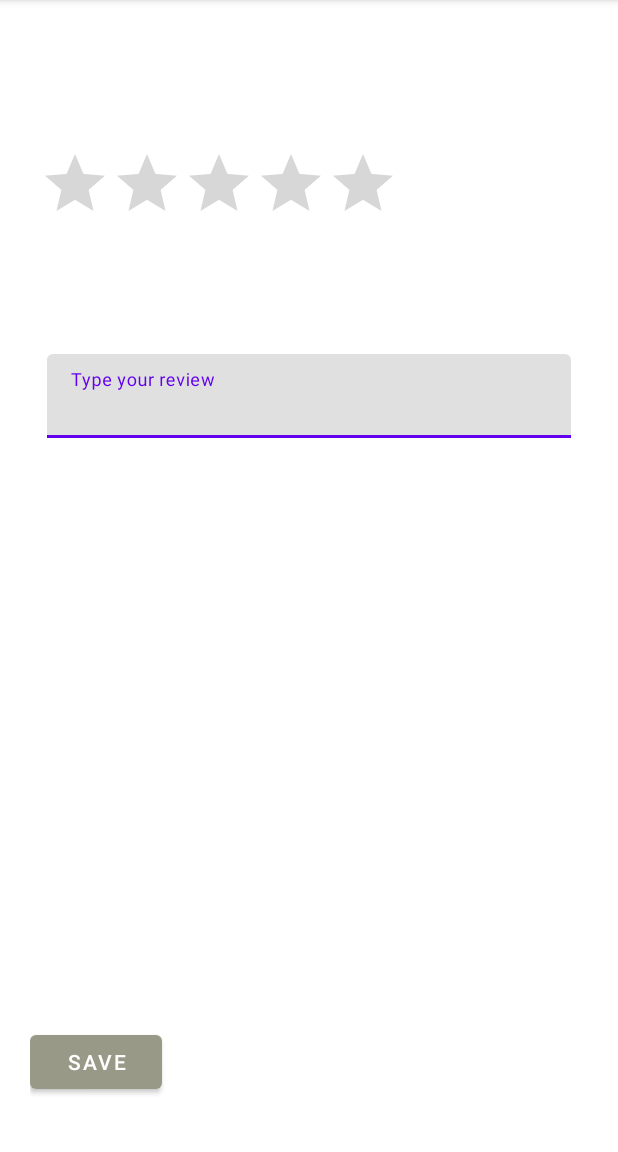
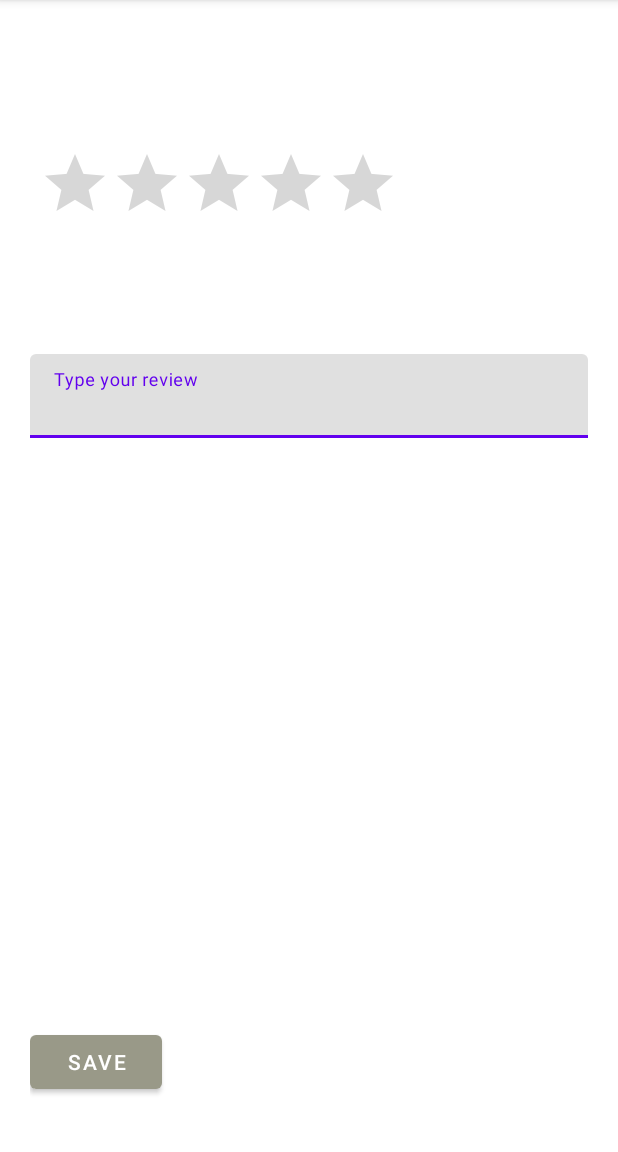
Before and after one commit to NikosKontou/BookRater, an Android app: the CreateNewReview screen opened directly, with no data from a screen before it, on a phone screen of 412 x 824 dp, the part 84-1236 px from its top. Run offline under Robolectric (Android 15) with nearby library versions, the phone set to English and light mode, and no system bars; our stand-ins replace Room's generated code.

Commit message:
TextinputLayer padding fix

```diff
--- a/app/src/main/res/layout/activity_create_new_review.xml
+++ b/app/src/main/res/layout/activity_create_new_review.xml
@@ -50,9 +50,7 @@
     <com.google.android.material.textfield.TextInputLayout
         android:layout_width="0dp"
         android:layout_height="wrap_content"
-        android:layout_marginStart="1dp"
         android:layout_marginTop="80dp"
-        android:layout_marginEnd="1dp"
         app:layout_constraintEnd_toEndOf="parent"
         app:layout_constraintStart_toStartOf="parent"
         app:layout_constraintTop_toBottomOf="@+id/ratingBar">
@@ -61,8 +59,6 @@
             android:id="@+id/reviewText"
             android:layout_width="match_parent"
             android:layout_height="match_parent"
-            android:layout_marginLeft="10sp"
-            android:layout_marginRight="10sp"
             android:hint="Type your review" />
     </com.google.android.material.textfield.TextInputLayout>
 
--- a/app/src/main/res/layout/activity_edit_review.xml
+++ b/app/src/main/res/layout/activity_edit_review.xml
@@ -58,7 +58,7 @@
 
     <com.google.android.material.textfield.TextInputLayout
         android:id="@+id/textInputLayout2"
-        android:layout_width="409dp"
+        android:layout_width="0dp"
         android:layout_height="wrap_content"
         android:layout_marginTop="30dp"
         app:layout_constraintEnd_toEndOf="parent"
@@ -69,8 +69,6 @@
             android:id="@+id/editReview"
             android:layout_width="match_parent"
             android:layout_height="wrap_content"
-            android:layout_marginLeft="10sp"
-            android:layout_marginRight="10sp"
             android:hint="Edit review" />
     </com.google.android.material.textfield.TextInputLayout>
 
```
